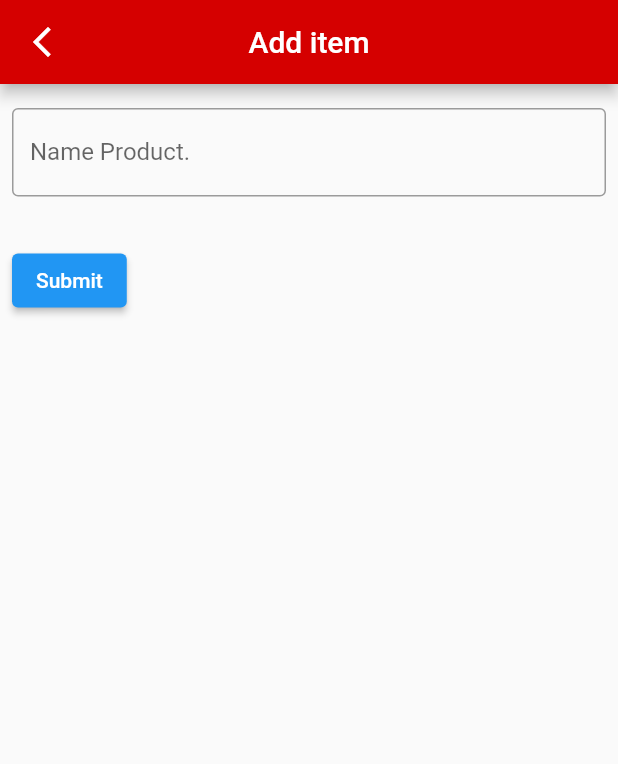
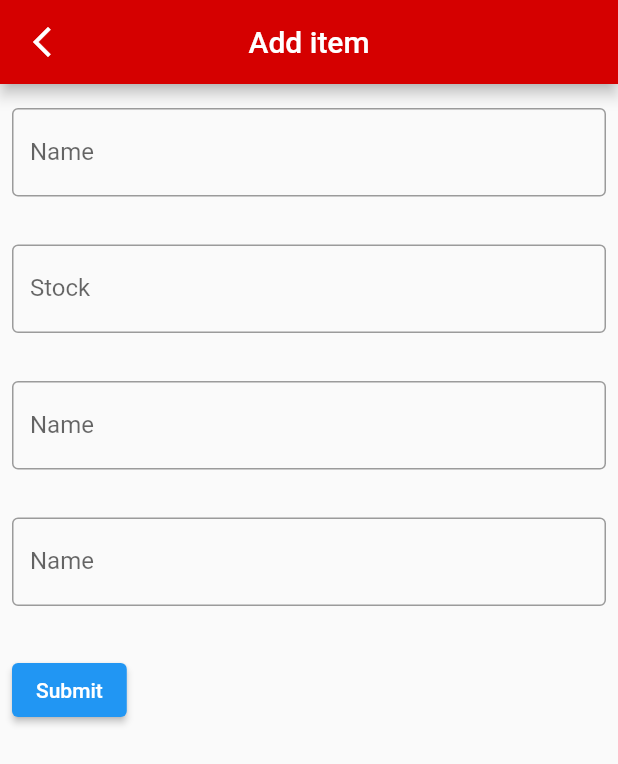
Before and after one commit to Xaxurro/Warehouse, a Flutter app: the screen it shows after launch, item 2 of the bottom bar chosen, after a tap on the "add" icon, on a phone screen of 412 x 824 dp. Shown: the top 764 px of the screen. Run offline on Flutter 3.47's test engine with Material 2 defaults, Android fonts, the phone set to English and light mode, and no system bars; our stand-ins replace google_nav_bar.

Commit message:
Better Forms

```diff
--- /dev/null
+++ b/lib/Functions/FormFunctions.dart
@@ -0,0 +1,30 @@
+import 'package:flutter/material.dart';
+
+Widget FormPadding(Widget input) =>
+    Padding(
+      padding: const EdgeInsets.symmetric(horizontal: 8, vertical: 16),
+      child: input,
+    );
+
+Widget FormValidation(BuildContext context, GlobalKey<FormState> formKey) => FormPadding(
+    ElevatedButton(
+      onPressed: () {
+        if (formKey.currentState!.validate()) {
+          ScaffoldMessenger.of(context).showSnackBar(
+            const SnackBar(content: Text('Validating Data')),
+          );
+        }
+      },
+      child: const Text('Submit'),
+    ),
+);
+
+Widget InputText(String label, TextEditingController controller, String? Function(String?)? validation) => FormPadding(
+  TextFormField(
+    decoration: InputDecoration(
+      border: OutlineInputBorder(),
+      labelText: label
+    ),
+    validator: validation,
+  ),
+);
--- a/lib/functions.dart
+++ b/lib/Functions/TileFunctions.dart
@@ -1,7 +1,7 @@
 import 'package:flutter/material.dart';
 import 'package:warehouse/style.dart' as DefaultStyle;
 import 'package:warehouse/globals.dart' as globals;
-import 'package:warehouse/pages/Options/changeColor.dart';
+//import 'package:warehouse/pages/Options/changeColor.dart';
 
 ListTile tile(String title, String subtitle, IconData icon) =>
   ListTile(
--- a/lib/main.dart
+++ b/lib/main.dart
@@ -22,6 +22,7 @@ class MyApp extends StatelessWidget {
     );
   }
 }
+
 class BottomTabBar extends StatefulWidget {
   BottomTabBar({Key? key}) : super(key: key);
 
@@ -31,7 +32,7 @@ class BottomTabBar extends StatefulWidget {
 
 class _BottomTabBarState extends State<BottomTabBar> {
   int _index = 0;
-  List<Widget> _pages = [Tab1Page(), Tab2Page(), Tab3Page(), Tab4Page()];
+  List<Widget> _pages = [DashboardPage(), WarehousePage(), LocationsPage(), ConfigPage()];
 
   @override
   Widget build(BuildContext context) {
@@ -69,6 +70,6 @@ class _BottomTabBarState extends State<BottomTabBar> {
             });
           },
           backgroundColor: globals.mainColor),
-    );
+      );
   }
 }
--- a/lib/pages/Dashboard.dart
+++ b/lib/pages/Dashboard.dart
@@ -1,20 +1,10 @@
 import 'package:flutter/material.dart';
 
-class Tab1Page extends StatelessWidget {
-  const Tab1Page({Key? key}) : super(key: key);
+class DashboardPage extends StatelessWidget {
+  const DashboardPage({Key? key}) : super(key: key);
 
   @override
   Widget build(BuildContext context) {
-    return Container(
-      color: Colors.black,
-      height: 100,
-      width: 100,
-      padding: EdgeInsets.all(15),
-      child: Container(
-        color: Colors.red,
-        height: 10,
-        width: 10
-      ),
-    );
+    return Scaffold();
   }
 }
--- a/lib/pages/Locations.dart
+++ b/lib/pages/Locations.dart
@@ -2,8 +2,8 @@ import 'package:flutter/material.dart';
 import 'package:warehouse/pages/addLocation.dart';
 import 'package:warehouse/globals.dart' as globals;
 
-class Tab3Page extends StatelessWidget {
-  const Tab3Page({Key? key}) : super(key: key);
+class LocationsPage extends StatelessWidget {
+  const LocationsPage({Key? key}) : super(key: key);
 
   @override
   Widget build(BuildContext context) {
--- a/lib/pages/Options/changeColor.dart
+++ b/lib/pages/Options/changeColor.dart
@@ -1,5 +1,5 @@
 import 'package:flutter/material.dart';
-import 'package:warehouse/functions.dart';
+import 'package:warehouse/Functions/TileFunctions.dart';
 import 'package:warehouse/globals.dart' as globals;
 
 class ChangeColorPage extends StatelessWidget {
--- a/lib/pages/Profile.dart
+++ b/lib/pages/Profile.dart
@@ -1,9 +1,9 @@
 import 'package:flutter/material.dart';
 import 'package:warehouse/pages/Options/changeColor.dart';
-import 'package:warehouse/functions.dart';
+import 'package:warehouse/Functions/TileFunctions.dart';
 
-class Tab4Page extends StatelessWidget {
-  const Tab4Page({Key? key}) : super(key: key);
+class ConfigPage extends StatelessWidget {
+  const ConfigPage({Key? key}) : super(key: key);
 
   @override
   Widget build(BuildContext context) {
--- a/lib/pages/Warehouse.dart
+++ b/lib/pages/Warehouse.dart
@@ -2,8 +2,8 @@ import 'package:flutter/material.dart';
 
 import 'package:warehouse/pages/addItem.dart';
 import 'package:warehouse/globals.dart' as globals;
-class Tab2Page extends StatelessWidget {
-  const Tab2Page({Key? key}) : super(key: key);
+class WarehousePage extends StatelessWidget {
+  const WarehousePage({Key? key}) : super(key: key);
 
   @override
   Widget build(BuildContext context) {
--- a/lib/pages/addItem.dart
+++ b/lib/pages/addItem.dart
@@ -1,6 +1,6 @@
 import 'package:flutter/material.dart';
 import 'package:warehouse/globals.dart' as globals;
-import 'package:warehouse/pages/bodies/additembody.dart';
+import 'package:warehouse/pages/bodies/AddItemForm.dart';
 
 class addItem extends StatelessWidget {
   @override
@@ -22,7 +22,7 @@ class addItem extends StatelessWidget {
           centerTitle: true,
           backgroundColor: globals.mainColor,
         ),
-        body: itemBody(),
+        body: AddItemForm(),
         ),
 
     );
--- /dev/null
+++ b/lib/pages/bodies/AddItemForm.dart
@@ -0,0 +1,62 @@
+import 'package:flutter/material.dart';
+import 'package:warehouse/Functions/FormFunctions.dart';
+
+class AddItemForm extends StatefulWidget {
+  const AddItemForm({super.key});
+
+  @override
+  AddItemFormState createState() {
+    return AddItemFormState();
+  }
+}
+
+class AddItemFormState extends State<AddItemForm> {
+  final _formKey = GlobalKey<FormState>();
+  final ItemName = TextEditingController();
+
+  @override
+  Widget build(BuildContext context) {
+    return Form(
+      key: _formKey,
+      child: Column(
+        crossAxisAlignment: CrossAxisAlignment.start,
+        children: [
+          InputText("Name", ItemName, (value) {
+            if (value == null || value.isEmpty) {
+              return "Enter Text";
+            }
+            return null;
+          }),
+
+          //Stock
+          InputText("Stock", ItemName, (value) {
+            if (value == null || value.isEmpty) {
+              return "Enter Text";
+            }
+            return null;
+          }),
+
+          //Estado
+          InputText("Name", ItemName, (value) {
+            if (value == null || value.isEmpty) {
+              return "Enter Text";
+            }
+            return null;
+          }),
+
+          //Favorito
+          InputText("Name", ItemName, (value) {
+            if (value == null || value.isEmpty) {
+              return "Enter Text";
+            }
+            return null;
+          }),
+
+          //Categoria
+          //Descripcion
+          FormValidation(context, _formKey)
+        ],
+      ),
+    );
+  }
+}
--- a/lib/pages/bodies/additembody.dart
+++ /dev/null
@@ -1,66 +0,0 @@
-import 'package:flutter/material.dart';
-
-class itemBody extends StatefulWidget {
-  const itemBody({super.key});
-
-  @override
-  itemBodyState createState() {
-    return itemBodyState();
-  }
-}
-
-// Create a corresponding State class.
-// This class holds data related to the form.
-class itemBodyState extends State<itemBody> {
-  // Create a global key that uniquely identifies the Form widget
-  // and allows validation of the form.
-  //
-  // Note: This is a GlobalKey<FormState>,
-  // not a GlobalKey<itemBodyState>.
-  final _formKey = GlobalKey<FormState>();
-
-  @override
-  Widget build(BuildContext context) {
-    // Build a Form widget using the _formKey created above.
-    return Form(
-      key: _formKey,
-      child: Column(
-        crossAxisAlignment: CrossAxisAlignment.start,
-        children: [Padding(padding: const EdgeInsets.symmetric(horizontal: 8, vertical: 16),child:
-        TextFormField(
-
-            decoration: const InputDecoration(
-              border: OutlineInputBorder(),
-              labelText: 'Name Product.'
-            ),
-            // The validator receives the text that the user has entered.
-            validator: (value) {
-              if (value == null || value.isEmpty) {
-                return 'Please enter some text';
-              }
-              return null;
-            },
-
-          ),),
-
-          Padding(
-            padding: const EdgeInsets.symmetric(horizontal: 8, vertical: 16),
-            child: ElevatedButton(
-              onPressed: () {
-                // Validate returns true if the form is valid, or false otherwise.
-                if (_formKey.currentState!.validate()) {
-                  // If the form is valid, display a snackbar. In the real world,
-                  // you'd often call a server or save the information in a database.
-                  ScaffoldMessenger.of(context).showSnackBar(
-                    const SnackBar(content: Text('Processing Data')),
-                  );
-                }
-              },
-              child: const Text('Submit'),
-            ),
-          ),
-        ],
-      ),
-    );
-  }
-}
```
Also changed, not shown: lib/pages/addLocation.dart (+11 -4 lines), lib/pages/bodies/AddLocationForm.dart (added, +45 -0 lines).
